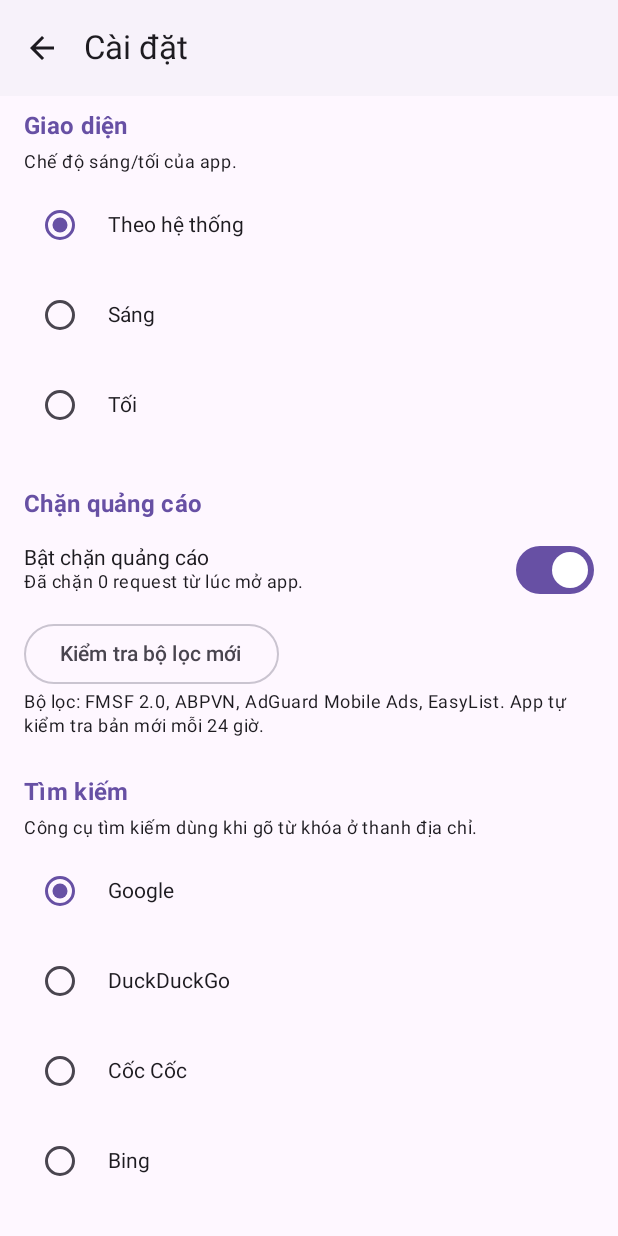
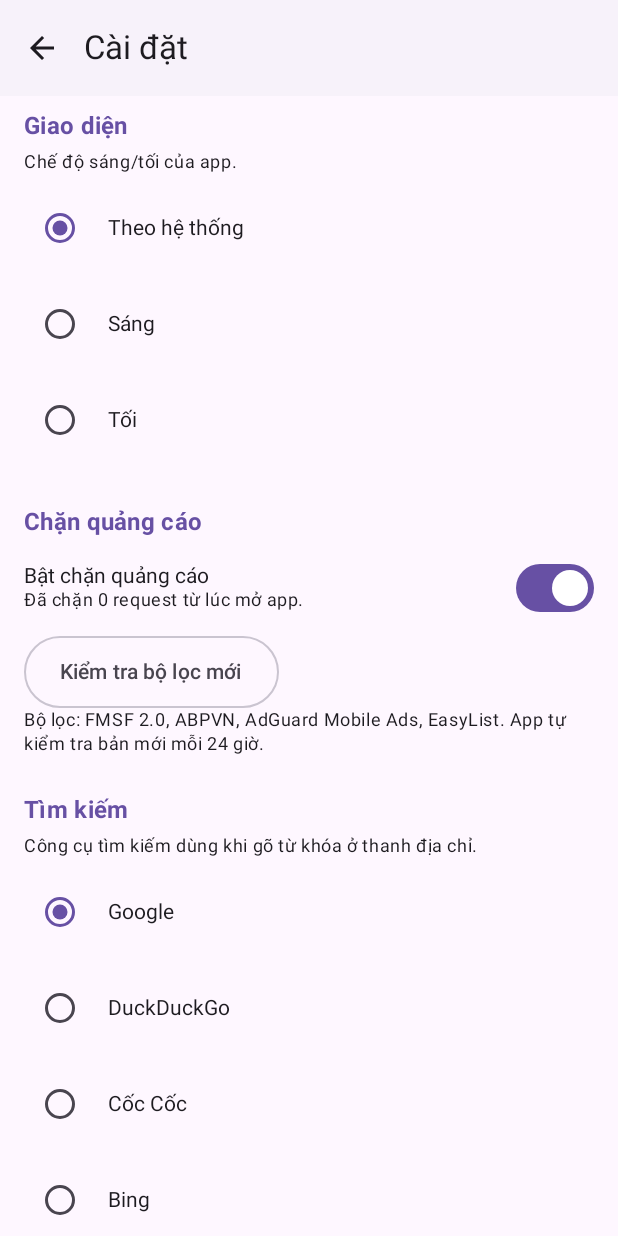
Before and after one commit to protungtq/vn-browser, an Android app built with Jetpack Compose: the composable SettingsScreen shown on its own in the app's theme, on a phone screen of 412 x 824 dp. Run offline under Robolectric (Android 15) with nearby library versions, the phone set to English and light mode, and no system bars; libraries missing offline, so code that uses them is left out: com.yausername.youtubedl_android; 1 statement that could not run was skipped.

Commit message:
Polish giao dien theo UI/UX Pro Max: touch target 48dp, spacing 8dp, empty state, mau loi

```diff
--- a/app/src/main/java/vn/tunglv/browser/ui/SettingsScreen.kt
+++ b/app/src/main/java/vn/tunglv/browser/ui/SettingsScreen.kt
@@ -13,9 +13,11 @@ import androidx.compose.foundation.layout.Spacer
 import androidx.compose.foundation.layout.fillMaxSize
 import androidx.compose.foundation.layout.fillMaxWidth
 import androidx.compose.foundation.layout.height
+import androidx.compose.foundation.layout.heightIn
 import androidx.compose.foundation.layout.padding
 import androidx.compose.foundation.layout.width
 import androidx.compose.foundation.rememberScrollState
+import androidx.compose.foundation.selection.toggleable
 import androidx.compose.foundation.verticalScroll
 import androidx.compose.material.icons.Icons
 import androidx.compose.material.icons.filled.ArrowBack
@@ -44,6 +46,7 @@ import androidx.compose.runtime.setValue
 import androidx.compose.ui.Alignment
 import androidx.compose.ui.Modifier
 import androidx.compose.ui.platform.LocalContext
+import androidx.compose.ui.semantics.Role
 import androidx.compose.ui.text.font.FontWeight
 import androidx.compose.ui.unit.dp
 import com.yausername.youtubedl_android.YoutubeDL
@@ -166,7 +169,7 @@ fun SettingsScreen(onBack: () -> Unit) {
                     modifier = Modifier
                         .fillMaxWidth()
                         .clickable { SettingsStore.update(themeMode = mode) }
-                        .padding(vertical = 6.dp),
+                        .padding(vertical = 8.dp),
                 ) {
                     RadioButton(
                         selected = settings.themeMode == mode,
@@ -180,9 +183,19 @@ fun SettingsScreen(onBack: () -> Unit) {
             Spacer(Modifier.height(24.dp))
             SectionTitle("Chặn quảng cáo")
             Spacer(Modifier.height(8.dp))
+            // Cả hàng đều bấm được để bật/tắt, không chỉ mỗi công tắc.
             Row(
                 verticalAlignment = Alignment.CenterVertically,
-                modifier = Modifier.fillMaxWidth(),
+                modifier = Modifier
+                    .fillMaxWidth()
+                    .heightIn(min = 48.dp)
+                    .toggleable(
+                        value = settings.adBlockEnabled,
+                        onValueChange = { checked ->
+                            SettingsStore.update(adBlockEnabled = checked)
+                        },
+                        role = Role.Switch,
+                    ),
             ) {
                 Column(modifier = Modifier.weight(1f)) {
                     Text("Bật chặn quảng cáo")
@@ -193,9 +206,7 @@ fun SettingsScreen(onBack: () -> Unit) {
                 }
                 Switch(
                     checked = settings.adBlockEnabled,
-                    onCheckedChange = { checked ->
-                        SettingsStore.update(adBlockEnabled = checked)
-                    },
+                    onCheckedChange = null,
                 )
             }
             Spacer(Modifier.height(8.dp))
@@ -208,6 +219,7 @@ fun SettingsScreen(onBack: () -> Unit) {
                         Toast.LENGTH_SHORT,
                     ).show()
                 },
+                modifier = Modifier.heightIn(min = 48.dp),
             ) { Text("Kiểm tra bộ lọc mới") }
             Text(
                 "Bộ lọc: FMSF 2.0, ABPVN, AdGuard Mobile Ads, EasyList. " +
@@ -231,7 +243,7 @@ fun SettingsScreen(onBack: () -> Unit) {
                         .clickable {
                             SettingsStore.update(searchEngineId = engine.id)
                         }
-                        .padding(vertical = 6.dp),
+                        .padding(vertical = 8.dp),
                 ) {
                     RadioButton(
                         selected = settings.searchEngineId == engine.id,
@@ -252,9 +264,13 @@ fun SettingsScreen(onBack: () -> Unit) {
                             .format(Date())
                         exportLauncher.launch("vn-browser-backup-$stamp.json")
                     },
+                    modifier = Modifier.heightIn(min = 48.dp),
                 ) { Text("Xuất file sao lưu") }
                 Spacer(Modifier.width(8.dp))
-                OutlinedButton(onClick = { importLauncher.launch(arrayOf("application/json")) }) {
+                OutlinedButton(
+                    onClick = { importLauncher.launch(arrayOf("application/json")) },
+                    modifier = Modifier.heightIn(min = 48.dp),
+                ) {
                     Text("Khôi phục từ file")
                 }
             }
@@ -272,11 +288,17 @@ fun SettingsScreen(onBack: () -> Unit) {
             SectionTitle("Dữ liệu")
             Spacer(Modifier.height(8.dp))
             Row {
-                OutlinedButton(onClick = { confirmClearHistory = true }) {
+                OutlinedButton(
+                    onClick = { confirmClearHistory = true },
+                    modifier = Modifier.heightIn(min = 48.dp),
+                ) {
                     Text("Xóa lịch sử")
                 }
                 Spacer(Modifier.width(8.dp))
-                OutlinedButton(onClick = { confirmClearBookmarks = true }) {
+                OutlinedButton(
+                    onClick = { confirmClearBookmarks = true },
+                    modifier = Modifier.heightIn(min = 48.dp),
+                ) {
                     Text("Xóa dấu trang")
                 }
             }
@@ -292,6 +314,7 @@ fun SettingsScreen(onBack: () -> Unit) {
                         Toast.LENGTH_SHORT,
                     ).show()
                 },
+                modifier = Modifier.heightIn(min = 48.dp),
             ) { Text("Xóa cookie") }
 
             Spacer(Modifier.height(24.dp))
@@ -329,6 +352,7 @@ fun SettingsScreen(onBack: () -> Unit) {
                     }
                 },
                 enabled = !updatingEngine,
+                modifier = Modifier.heightIn(min = 48.dp),
             ) { Text(if (updatingEngine) "Đang cập nhật…" else "Cập nhật bộ quét") }
             if (engineMessage.isNotBlank()) {
                 Spacer(Modifier.height(8.dp))
@@ -367,7 +391,7 @@ fun SettingsScreen(onBack: () -> Unit) {
                     TextButton(onClick = {
                         HistoryStore.clear()
                         confirmClearHistory = false
-                    }) { Text("Xóa hết") }
+                    }) { Text("Xóa hết", color = MaterialTheme.colorScheme.error) }
                 },
                 dismissButton = {
                     TextButton(onClick = { confirmClearHistory = false }) { Text("Giữ lại") }
@@ -383,7 +407,7 @@ fun SettingsScreen(onBack: () -> Unit) {
                     TextButton(onClick = {
                         BookmarkStore.clear()
                         confirmClearBookmarks = false
-                    }) { Text("Xóa hết") }
+                    }) { Text("Xóa hết", color = MaterialTheme.colorScheme.error) }
                 },
                 dismissButton = {
                     TextButton(onClick = { confirmClearBookmarks = false }) { Text("Giữ lại") }
```
Also changed, not shown: app/src/main/java/vn/tunglv/browser/ui/BrowserScreen.kt (+13 -9 lines), app/src/main/java/vn/tunglv/browser/ui/DownloadSheet.kt (+23 -5 lines), app/src/main/java/vn/tunglv/browser/ui/StartPage.kt (+4 -4 lines), app/src/main/java/vn/tunglv/browser/ui/TabSwitcherScreen.kt (+31 -6 lines).
